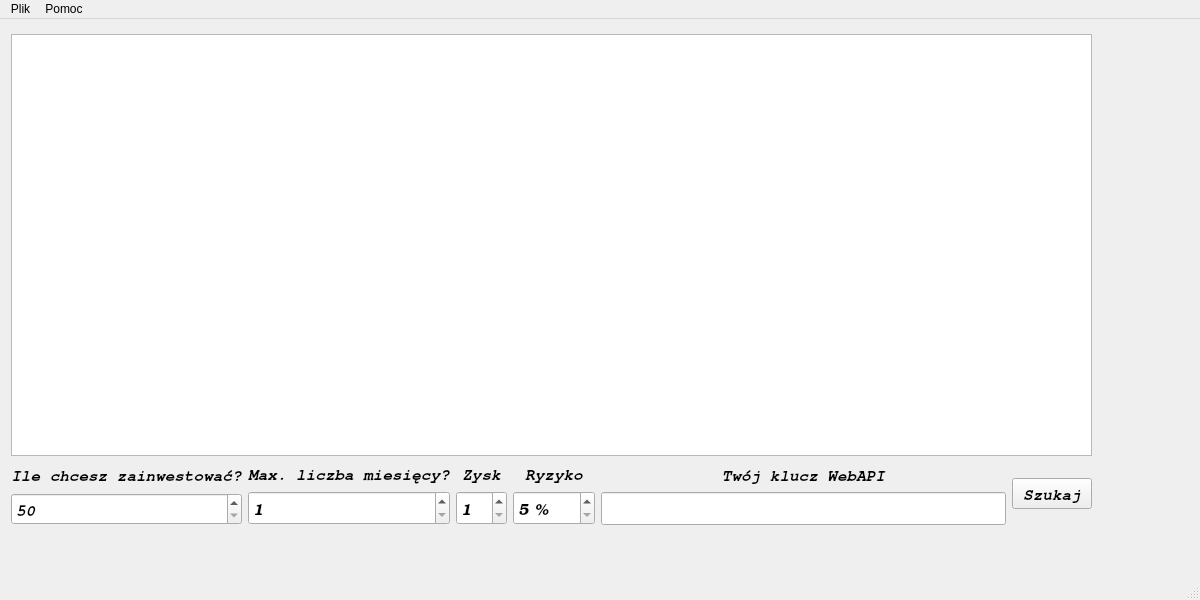
DjVidiX/kokos-project, file mainForm.ui: the form before one commit.
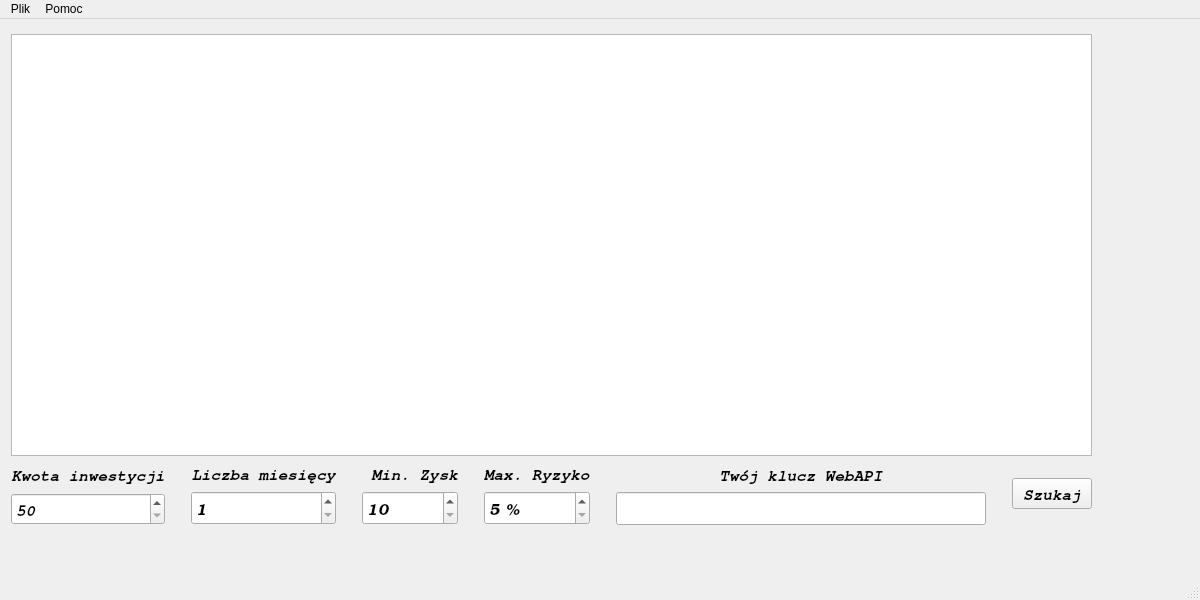
The form after the commit.

What changed in the file:
```diff
--- a/mainForm.ui
+++ b/mainForm.ui
@@ -98,7 +98,7 @@
             </font>
            </property>
            <property name="text">
-            <string>Ile chcesz zainwestować?</string>
+            <string>Kwota inwestycji</string>
            </property>
            <property name="alignment">
             <set>Qt::AlignCenter</set>
@@ -125,6 +125,22 @@
          </item>
         </layout>
        </item>
+       <item>
+        <spacer name="horizontalSpacer_9">
+         <property name="orientation">
+          <enum>Qt::Horizontal</enum>
+         </property>
+         <property name="sizeType">
+          <enum>QSizePolicy::Minimum</enum>
+         </property>
+         <property name="sizeHint" stdset="0">
+          <size>
+           <width>20</width>
+           <height>20</height>
+          </size>
+         </property>
+        </spacer>
+       </item>
        <item>
         <layout class="QVBoxLayout" name="verticalLayout_2">
          <item>
@@ -139,7 +155,7 @@
             </font>
            </property>
            <property name="text">
-            <string>Max. liczba miesięcy?</string>
+            <string>Liczba miesięcy</string>
            </property>
            <property name="alignment">
             <set>Qt::AlignCenter</set>
@@ -165,6 +181,22 @@
          </item>
         </layout>
        </item>
+       <item>
+        <spacer name="horizontalSpacer_8">
+         <property name="orientation">
+          <enum>Qt::Horizontal</enum>
+         </property>
+         <property name="sizeType">
+          <enum>QSizePolicy::Minimum</enum>
+         </property>
+         <property name="sizeHint" stdset="0">
+          <size>
+           <width>20</width>
+           <height>20</height>
+          </size>
+         </property>
+        </spacer>
+       </item>
        <item>
         <layout class="QVBoxLayout" name="verticalLayout_3">
          <item>
@@ -179,10 +211,10 @@
             </font>
            </property>
            <property name="text">
-            <string>Zysk</string>
+            <string> Min. Zysk</string>
            </property>
            <property name="alignment">
-            <set>Qt::AlignCenter</set>
+            <set>Qt::AlignLeading|Qt::AlignLeft|Qt::AlignVCenter</set>
            </property>
           </widget>
          </item>
@@ -196,15 +228,34 @@
             </font>
            </property>
            <property name="minimum">
-            <number>1</number>
+            <number>10</number>
            </property>
            <property name="maximum">
-            <number>48</number>
+            <number>1000000</number>
+           </property>
+           <property name="singleStep">
+            <number>10</number>
            </property>
           </widget>
          </item>
         </layout>
        </item>
+       <item>
+        <spacer name="horizontalSpacer_5">
+         <property name="orientation">
+          <enum>Qt::Horizontal</enum>
+         </property>
+         <property name="sizeType">
+          <enum>QSizePolicy::Minimum</enum>
+         </property>
+         <property name="sizeHint" stdset="0">
+          <size>
+           <width>20</width>
+           <height>20</height>
+          </size>
+         </property>
+        </spacer>
+       </item>
        <item>
         <layout class="QVBoxLayout" name="verticalLayout_4">
          <item>
@@ -219,10 +270,10 @@
             </font>
            </property>
            <property name="text">
-            <string>Ryzyko</string>
+            <string>Max. Ryzyko</string>
            </property>
            <property name="alignment">
-            <set>Qt::AlignCenter</set>
+            <set>Qt::AlignLeading|Qt::AlignLeft|Qt::AlignVCenter</set>
            </property>
           </widget>
          </item>
@@ -248,6 +299,22 @@
          </item>
         </layout>
        </item>
+       <item>
+        <spacer name="horizontalSpacer_6">
+         <property name="orientation">
+          <enum>Qt::Horizontal</enum>
+         </property>
+         <property name="sizeType">
+          <enum>QSizePolicy::Minimum</enum>
+         </property>
+         <property name="sizeHint" stdset="0">
+          <size>
+           <width>20</width>
+           <height>20</height>
+          </size>
+         </property>
+        </spacer>
+       </item>
        <item>
         <layout class="QVBoxLayout" name="verticalLayout_6">
          <item>
@@ -278,10 +345,29 @@
              <italic>true</italic>
             </font>
            </property>
+           <property name="alignment">
+            <set>Qt::AlignCenter</set>
+           </property>
           </widget>
          </item>
         </layout>
        </item>
+       <item>
+        <spacer name="horizontalSpacer_7">
+         <property name="orientation">
+          <enum>Qt::Horizontal</enum>
+         </property>
+         <property name="sizeType">
+          <enum>QSizePolicy::Minimum</enum>
+         </property>
+         <property name="sizeHint" stdset="0">
+          <size>
+           <width>20</width>
+           <height>20</height>
+          </size>
+         </property>
+        </spacer>
+       </item>
        <item>
         <layout class="QVBoxLayout" name="verticalLayout_5">
          <item>
```
